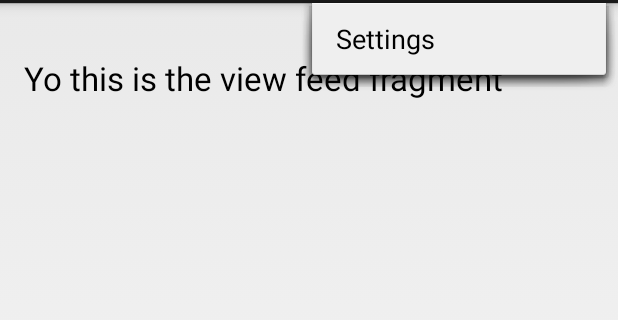
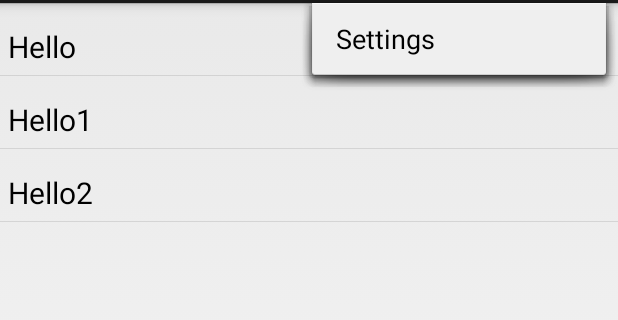
Before and after one commit to ysingh/Thoughts, an Android app: the FeedActivity screen opened directly, with no data from a screen before it, with the options menu open, on a phone screen of 412 x 824 dp, the part 69-389 px from its top. Run offline under Robolectric (Android 15) with nearby library versions, the phone set to English and light mode, and no system bars; 3 statements that could not run were skipped.

Commit message:
Displayed list of thoughts

```diff
--- a/app/src/main/java/edu/ua/cs/thoughts/activities/FeedActivity.java
+++ b/app/src/main/java/edu/ua/cs/thoughts/activities/FeedActivity.java
@@ -5,6 +5,7 @@ import android.app.Activity;
 import android.app.Fragment;
 import android.app.FragmentManager;
 import android.os.Bundle;
+import android.support.v4.app.FragmentActivity;
 import android.support.v4.widget.DrawerLayout;
 import android.view.LayoutInflater;
 import android.view.Menu;
@@ -13,6 +14,7 @@ import android.view.View;
 import android.view.ViewGroup;
 
 import edu.ua.cs.thoughts.fragments.AddThoughtFragment;
+import edu.ua.cs.thoughts.fragments.ListFeedFragment;
 import edu.ua.cs.thoughts.fragments.NavigationDrawerFragment;
 import edu.ua.cs.thoughts.R;
 import edu.ua.cs.thoughts.database.ThoughtsDataSource;
@@ -20,7 +22,7 @@ import edu.ua.cs.thoughts.database.UsersDataSource;
 import edu.ua.cs.thoughts.fragments.ViewFeedFragment;
 
 
-public class FeedActivity extends Activity
+public class FeedActivity extends FragmentActivity
         implements NavigationDrawerFragment.NavigationDrawerCallbacks {
 
     String userEmail, username;
@@ -82,7 +84,7 @@ public class FeedActivity extends Activity
 
         switch (position) {
             case 0: {
-                fragmentManager.beginTransaction().replace(R.id.container, ViewFeedFragment.newInstance())
+                fragmentManager.beginTransaction().replace(R.id.container, ListFeedFragment.newInstance())
                         .commit();
                 break;
             }
@@ -150,6 +152,9 @@ public class FeedActivity extends Activity
         return super.onOptionsItemSelected(item);
     }
 
+
+
+
     /**
      * A placeholder fragment containing a simple view.
      */
@@ -189,7 +194,6 @@ public class FeedActivity extends Activity
                     getArguments().getInt(ARG_SECTION_NUMBER));
         }
 
-
     }
 
 }
--- /dev/null
+++ b/app/src/main/java/edu/ua/cs/thoughts/adapter/ThoughtBaseAdapter.java
@@ -0,0 +1,60 @@
+package edu.ua.cs.thoughts.adapter;
+
+import android.app.Activity;
+import android.content.Context;
+import android.view.LayoutInflater;
+import android.view.View;
+import android.view.ViewGroup;
+import android.widget.BaseAdapter;
+import android.widget.TextView;
+
+import java.util.List;
+
+import edu.ua.cs.thoughts.R;
+import edu.ua.cs.thoughts.entities.Thought;
+
+/**
+ * Created by vcaciuc on 11/7/2014.
+ */
+public class ThoughtBaseAdapter extends BaseAdapter {
+
+    Context context;
+    List<Thought> thoughts;
+
+    public ThoughtBaseAdapter(Context context, List<Thought> thoughts) {
+        this.context = context;
+        this.thoughts = thoughts;
+    }
+
+    @Override
+    public int getCount() {
+        return thoughts.size();
+    }
+
+    @Override
+    public Thought getItem(int i) {
+        return thoughts.get(i);
+    }
+
+    @Override
+    public long getItemId(int position) {
+        return thoughts.indexOf(getItem(position));
+    }
+
+    @Override
+    public View getView(int position, View convertView, ViewGroup parent) {
+        if (convertView == null) {
+            LayoutInflater mInflater = (LayoutInflater) context
+                    .getSystemService(Activity.LAYOUT_INFLATER_SERVICE);
+            convertView = mInflater.inflate(R.layout.list_item_thought, null);
+        }
+
+        TextView txtTitle = (TextView) convertView.findViewById(R.id.title);
+
+        Thought row_pos = thoughts.get(position);
+        txtTitle.setText(row_pos.thoughtText);
+
+        return convertView;
+    }
+
+}
--- a/app/src/main/java/edu/ua/cs/thoughts/database/ThoughtsDataSource.java
+++ b/app/src/main/java/edu/ua/cs/thoughts/database/ThoughtsDataSource.java
@@ -39,7 +39,7 @@ public class ThoughtsDataSource {
         values.put(MySQLiteHelper.COLUMN_TEXT, thoughtText);
         long thoughtId = database.insert(MySQLiteHelper.TABLE_THOUGHTS, null, values);
 
-        Thought thought = new Thought(thoughtUser, thoughtId, thoughtText);
+        Thought thought = new Thought(thoughtText);
         return thought;
     }
 
--- /dev/null
+++ b/app/src/main/java/edu/ua/cs/thoughts/fragments/ListFeedFragment.java
@@ -0,0 +1,105 @@
+package edu.ua.cs.thoughts.fragments;
+
+import android.app.Activity;
+import android.app.Fragment;
+import android.app.ListFragment;
+import android.content.Context;
+import android.os.Bundle;
+import android.view.LayoutInflater;
+import android.view.View;
+import android.view.ViewGroup;
+import android.widget.AdapterView;
+import android.widget.ArrayAdapter;
+import android.widget.Button;
+import android.widget.EditText;
+import android.widget.ListView;
+import android.widget.Toast;
+
+import java.util.ArrayList;
+
+import edu.ua.cs.thoughts.R;
+import edu.ua.cs.thoughts.activities.FeedActivity;
+import edu.ua.cs.thoughts.adapter.ThoughtBaseAdapter;
+import edu.ua.cs.thoughts.entities.Thought;
+
+/**
+ * Created by TaxMac on 10/16/14.
+ */
+public class ListFeedFragment extends ListFragment implements AdapterView.OnItemClickListener {
+
+
+    ThoughtBaseAdapter thoughtBaseAdapter;
+
+    ArrayList<Thought> testThoughts = new ArrayList<Thought>();
+    Thought one = new Thought("Hello");
+    Thought two = new Thought("Hello1");
+    Thought three = new Thought("Hello2");
+
+    String[] numbers_text = new String[] { "one", "two", "three", "four",
+            "five", "six", "seven", "eight", "nine", "ten", "eleven",
+            "twelve", "thirteen", "fourteen", "fifteen" };
+
+    String[] numbers_digits = new String[] { "1", "2", "3", "4", "5", "6", "7",
+            "8", "9", "10", "11", "12", "13", "14", "15" };
+
+
+    /**
+     * The fragment argument representing the section number for this
+     * fragment.
+     */
+    private static final String ARG_SECTION_NUMBER = "section_number";
+
+    /**
+     * Returns a new instance of this fragment for the given section
+     * number.
+     */
+    public static ListFeedFragment newInstance() {
+        ListFeedFragment fragment = new ListFeedFragment();
+        Bundle args = new Bundle();
+        args.putInt(ARG_SECTION_NUMBER, 1);
+        fragment.setArguments(args);
+        return fragment;
+    }
+
+    public ListFeedFragment() {
+    }
+
+    /* @Override
+    public void onListItemClick(ListView l, View v, int position, long id) {
+        Context context = getActivity().getApplicationContext();
+        CharSequence text = numbers_digits[(int) id].toString();
+        int duration = Toast.LENGTH_SHORT;
+        Toast toast = Toast.makeText(context, text, duration);
+        toast.show();
+    } */
+
+    @Override
+    public View onCreateView(LayoutInflater inflater, ViewGroup container,
+                             Bundle savedInstanceState) {
+        testThoughts.add(one);
+        testThoughts.add(two);
+        testThoughts.add(three);
+
+        thoughtBaseAdapter = new ThoughtBaseAdapter(getActivity(), testThoughts);
+        setListAdapter(thoughtBaseAdapter);
+
+        /* ArrayAdapter<String> adapter = new ArrayAdapter<String> (
+                inflater.getContext(), android.R.layout.simple_list_item_1,
+                numbers_text);
+        setListAdapter(adapter); */
+        return super.onCreateView(inflater, container, savedInstanceState);
+    }
+
+    @Override
+    public void onAttach(Activity activity) {
+        super.onAttach(activity);
+        ((FeedActivity) activity).onSectionAttached(
+                getArguments().getInt(ARG_SECTION_NUMBER));
+    }
+
+    @Override
+    public void onItemClick(AdapterView<?> adapterView, View view, int i, long l) {
+        Toast.makeText(getActivity(), (CharSequence) testThoughts.get(i).thoughtText, Toast.LENGTH_SHORT)
+                .show();
+    }
+}
--- a/app/src/main/res/layout/fragment_view_feed.xml
+++ b/app/src/main/res/layout/fragment_view_feed.xml
@@ -8,19 +8,13 @@
     android:paddingBottom="@dimen/activity_vertical_margin"
     tools:context="edu.ua.cs.thoughts.activities.FeedActivity$PlaceholderFragment">
 
-    <TextView
-        android:id="@+id/section_label"
-        android:layout_width="wrap_content"
-        android:layout_height="wrap_content" />
-
-    <TextView
+    <GridView
         android:layout_width="wrap_content"
         android:layout_height="wrap_content"
-        android:textAppearance="?android:attr/textAppearanceLarge"
-        android:text="Yo this is the view feed fragment"
-        android:id="@+id/textView"
-        android:layout_below="@+id/section_label"
-        android:layout_toRightOf="@+id/section_label"
-        android:layout_toEndOf="@+id/section_label" />
+        android:id="@+id/gridView"
+        android:numColumns="1"
+        android:layout_alignParentTop="true"
+        android:layout_alignParentLeft="true"
+        android:layout_alignParentStart="true" />
 
 </RelativeLayout>
--- /dev/null
+++ b/app/src/main/res/layout/list_item_thought.xml
@@ -0,0 +1,18 @@
+<?xml version="1.0" encoding="utf-8"?>
+<RelativeLayout
+    xmlns:android="http://schemas.android.com/apk/res/android"
+    android:layout_width="match_parent"
+    android:layout_height="48dp"
+    android:padding="5dp" >
+
+
+    <TextView
+        android:id="@+id/title"
+        android:layout_width="wrap_content"
+        android:layout_height="match_parent"
+        android:layout_marginTop="10dp"
+        android:gravity="center_vertical"
+        android:textColor="#000000"
+        android:textSize="20sp" />
+
+</RelativeLayout>
--- a/app/src/main/res/values/strings.xml
+++ b/app/src/main/res/values/strings.xml
@@ -22,4 +22,7 @@
     <string name="hello_blank_fragment">Hello blank fragment</string>
     <string name="action_new_thought">New Thought</string>
 
+    <string name="polarity">Analyze Polarity</string>
+    <string name="emotion">Analize Emotion</string>
+
 </resources>
--- a/build.gradle
+++ b/build.gradle
@@ -5,7 +5,7 @@ buildscript {
         jcenter()
     }
     dependencies {
-        classpath 'com.android.tools.build:gradle:0.12.2'
+        classpath 'com.android.tools.build:gradle:0.14.0'
 
         // NOTE: Do not place your application dependencies here; they belong
         // in the individual module build.gradle files
```
Also changed, not shown: app/build.gradle (+6 -1 lines), app/src/main/java/edu/ua/cs/thoughts/adapter/ThoughtAdapter.java (added, +61 -0 lines), app/src/main/java/edu/ua/cs/thoughts/entities/Thought.java (+39 -26 lines), app/src/main/java/edu/ua/cs/thoughts/fragments/ViewFeedFragment.java (+69 -1 lines), app/src/main/java/edu/ua/cs/thoughts/fragments/ViewSingleThought.java (added, +76 -0 lines), app/src/main/res/layout/fragment_view_single_thought.xml (added, +36 -0 lines), app/src/main/res/layout/grid_cell_thought.xml (added, +31 -0 lines), gradle/wrapper/gradle-wrapper.properties, 4 other files.
